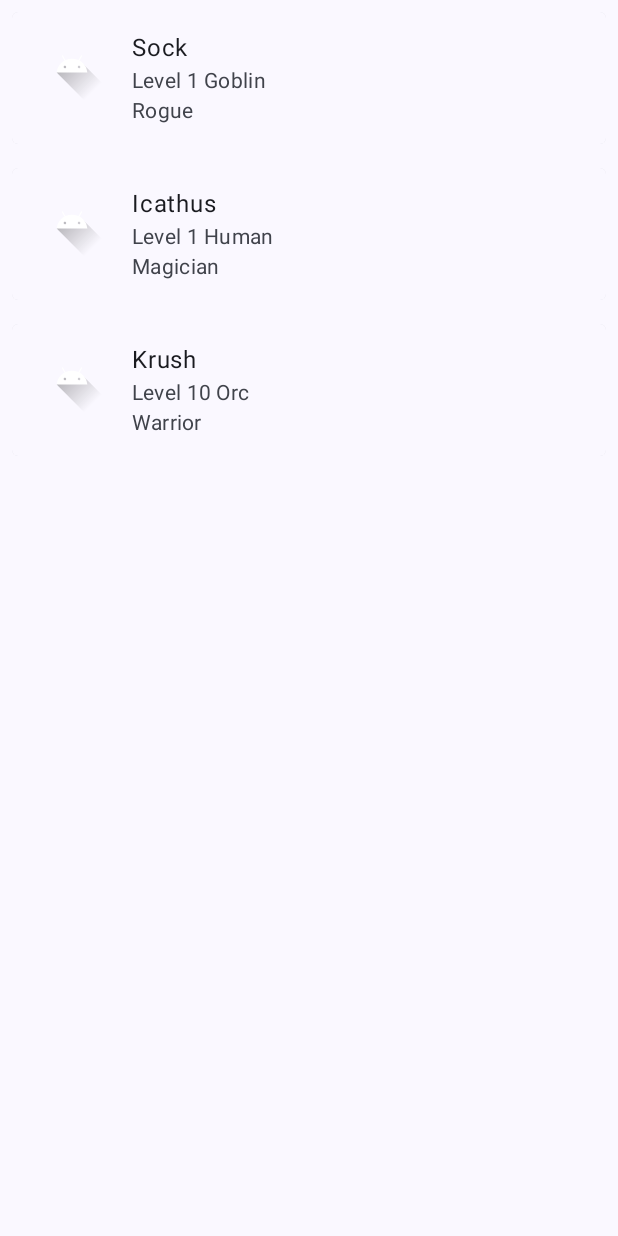
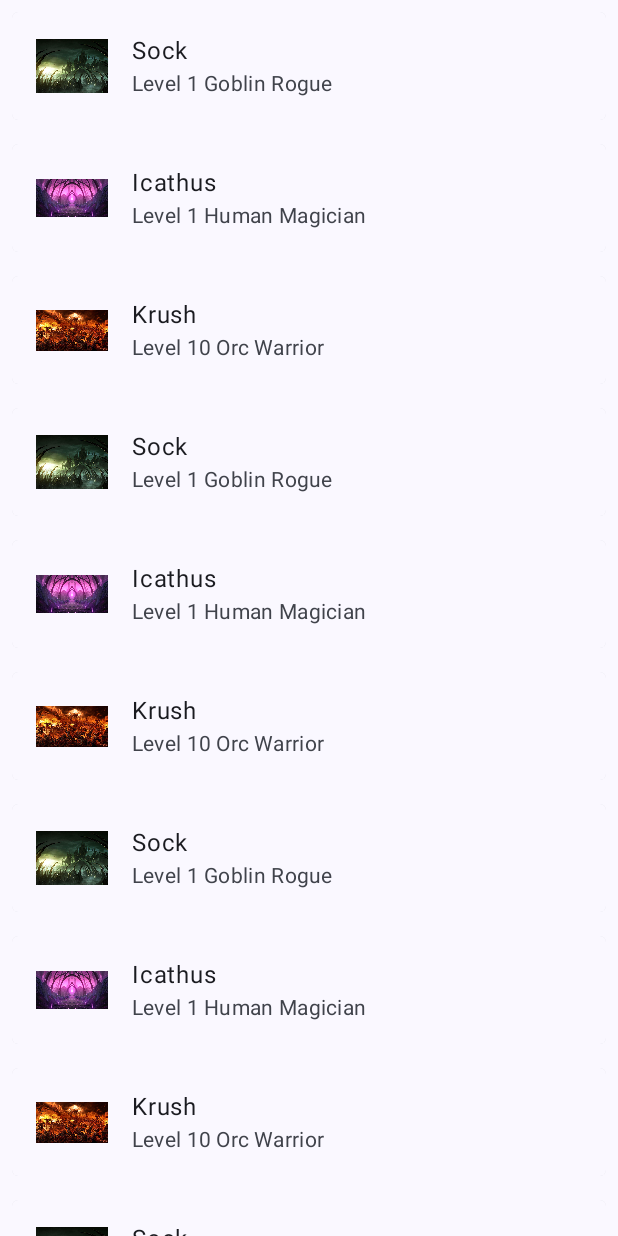
Before and after one commit to Veradux/Sheets-of-the-Demon-Lord, an Android app built with Jetpack Compose: the screen it shows after launch (MainActivity), on a phone screen of 412 x 824 dp. Run offline under Robolectric (Android 15) with nearby library versions, the phone set to English and light mode, and no system bars.

Commit message:
Add images for each path

```diff
--- a/app/src/main/java/com/veradux/sheetsofthedemonlord/characters/data/mock/CharactersApiMock.kt
+++ b/app/src/main/java/com/veradux/sheetsofthedemonlord/characters/data/mock/CharactersApiMock.kt
@@ -11,6 +11,21 @@ class CharactersApiMock : CharactersApi {
             DemonLordCharacter(name = "Sock", level = 1, ancestryName = "Goblin", novicePath = NovicePath.Rogue),
             DemonLordCharacter(name = "Icathus", level = 1, ancestryName = "Human", novicePath = NovicePath.Magician),
             DemonLordCharacter(name = "Krush", level = 10, ancestryName = "Orc", novicePath = NovicePath.Warrior),
+            DemonLordCharacter(name = "Sock", level = 1, ancestryName = "Goblin", novicePath = NovicePath.Rogue),
+            DemonLordCharacter(name = "Icathus", level = 1, ancestryName = "Human", novicePath = NovicePath.Magician),
+            DemonLordCharacter(name = "Krush", level = 10, ancestryName = "Orc", novicePath = NovicePath.Warrior),
+            DemonLordCharacter(name = "Sock", level = 1, ancestryName = "Goblin", novicePath = NovicePath.Rogue),
+            DemonLordCharacter(name = "Icathus", level = 1, ancestryName = "Human", novicePath = NovicePath.Magician),
+            DemonLordCharacter(name = "Krush", level = 10, ancestryName = "Orc", novicePath = NovicePath.Warrior),
+            DemonLordCharacter(name = "Sock", level = 1, ancestryName = "Goblin", novicePath = NovicePath.Rogue),
+            DemonLordCharacter(name = "Icathus", level = 1, ancestryName = "Human", novicePath = NovicePath.Magician),
+            DemonLordCharacter(name = "Krush", level = 10, ancestryName = "Orc", novicePath = NovicePath.Warrior),
+            DemonLordCharacter(name = "Sock", level = 1, ancestryName = "Goblin", novicePath = NovicePath.Rogue),
+            DemonLordCharacter(name = "Icathus", level = 1, ancestryName = "Human", novicePath = NovicePath.Magician),
+            DemonLordCharacter(name = "Krush", level = 10, ancestryName = "Orc", novicePath = NovicePath.Warrior),
+            DemonLordCharacter(name = "Sock", level = 1, ancestryName = "Goblin", novicePath = NovicePath.Rogue),
+            DemonLordCharacter(name = "Icathus", level = 1, ancestryName = "Human", novicePath = NovicePath.Magician),
+            DemonLordCharacter(name = "Krush", level = 10, ancestryName = "Orc", novicePath = NovicePath.Warrior),
         )
     }
 }
--- a/app/src/main/java/com/veradux/sheetsofthedemonlord/characters/presentation/CharactersComposables.kt
+++ b/app/src/main/java/com/veradux/sheetsofthedemonlord/characters/presentation/CharactersComposables.kt
@@ -9,14 +9,12 @@ import androidx.compose.foundation.lazy.LazyColumn
 import androidx.compose.foundation.lazy.items
 import androidx.compose.foundation.shape.RoundedCornerShape
 import androidx.compose.material3.Card
-import androidx.compose.material3.ExperimentalMaterial3Api
 import androidx.compose.material3.ListItem
 import androidx.compose.material3.Text
 import androidx.compose.runtime.Composable
 import androidx.compose.ui.Modifier
 import androidx.compose.ui.res.painterResource
 import androidx.compose.ui.unit.dp
-import com.veradux.sheetsofthedemonlord.R
 import com.veradux.sheetsofthedemonlord.characters.model.DemonLordCharacter
 
 @Composable
@@ -27,11 +25,10 @@ fun CharacterCard(character: DemonLordCharacter) {
         ListItem(
             headlineContent = { Text(text = character.name) },
             // TODO localization
-            supportingContent = { Text(text = with(character) { "Level $level $ancestryName\n$novicePath" }) },
+            supportingContent = { Text(text = with(character) { "Level $level $ancestryName $novicePath" }) },
             leadingContent = {
                 Image(
-                    // TODO add image impl
-                    painter = painterResource(R.drawable.ic_launcher_foreground),
+                    painter = painterResource(mapNovicePathToDrawable(character.novicePath)),
                     contentDescription = "",
                     modifier = Modifier
                         .width(48.dp)
--- /dev/null
+++ b/app/src/main/java/com/veradux/sheetsofthedemonlord/characters/presentation/MapNovicePathToDrawable.kt
@@ -0,0 +1,11 @@
+package com.veradux.sheetsofthedemonlord.characters.presentation
+
+import com.veradux.sheetsofthedemonlord.R
+import com.veradux.sheetsofthedemonlord.characters.model.NovicePath
+
+fun mapNovicePathToDrawable(path: NovicePath) = when (path) {
+    NovicePath.Cleric -> R.drawable.bg_cleric
+    NovicePath.Warrior -> R.drawable.bg_warrior
+    NovicePath.Rogue -> R.drawable.bg_rogue
+    NovicePath.Magician -> R.drawable.bg_magician
+}
```
Also changed, not shown: app/src/main/res/drawable/bg_cleric.jpg (added), app/src/main/res/drawable/bg_magician.jpg (added), app/src/main/res/drawable/bg_rogue.jpg (added), app/src/main/res/drawable/bg_warrior.jpg (added).
